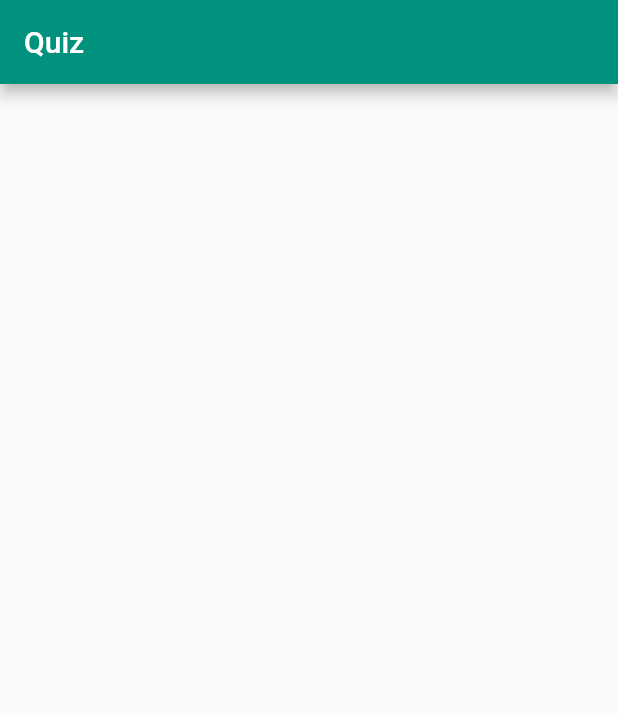
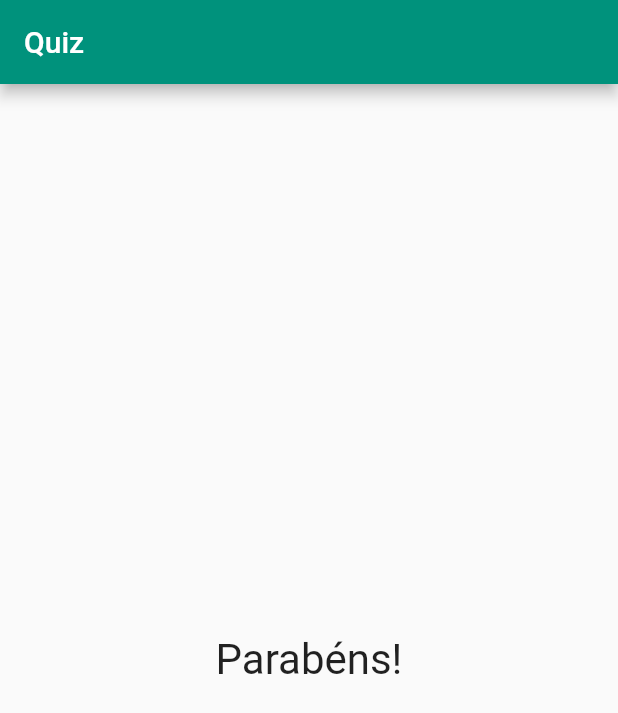
Before and after one commit to LucasFrts/QuizApp, a Flutter app: the screen it shows after launch, after a tap on "Azul", after a tap on "Gato", after a tap on "Refrigerante", on a phone screen of 412 x 824 dp. Shown: the top 713 px of the screen. Run offline on Flutter 3.47's test engine with Material 2 defaults, Android fonts, the phone set to English and light mode, and no system bars.

Commit message:
componentização

```diff
--- /dev/null
+++ b/lib/Questionary.dart
@@ -0,0 +1,18 @@
+import 'package:flutter/material.dart';
+import 'Question.dart';
+import './Button.dart';
+
+class Questionary extends StatelessWidget {
+  final List<String> answers;
+  final String question;
+  final void Function() _responder;
+  const Questionary(this.question, this.answers, this._responder,{super.key});
+
+  @override
+  Widget build(BuildContext context) {
+    return Column(children: [
+      Question(question),
+      ...answers.map((texto)  =>  Button(texto, _responder)).toList()
+    ],);
+  }
+}
--- /dev/null
+++ b/lib/Result.dart
@@ -0,0 +1,11 @@
+import 'package:flutter/material.dart';
+
+
+class Result extends StatelessWidget {
+  const Result({super.key});
+
+  @override
+  Widget build(BuildContext context) {
+    return const Center(child: Text("Parabéns!", style: TextStyle(fontSize: 28),));
+}
+}
--- a/lib/main.dart
+++ b/lib/main.dart
@@ -1,8 +1,7 @@
 
 import 'package:flutter/material.dart';
-import 'Question.dart';
-import './Button.dart';
-
+import 'Questionary.dart';
+import 'Result.dart';
 main()=>runApp(const QuizApp());
 
 class _QuizState extends State<QuizApp>{
@@ -47,12 +46,11 @@ class _QuizState extends State<QuizApp>{
     return MaterialApp(
       home: Scaffold(
         appBar: AppBar(
-          title: const Text('Quiz'), backgroundColor: const Color.fromARGB(255, 0, 146, 124),
+          title: const Text('Quiz', textAlign: TextAlign.center), backgroundColor: const Color.fromARGB(255, 0, 146, 124),
         ),
-        body: hasQuestion ? Column(children: [
-            Question(_askAndAnswers[_selectedQuestion]['pergunta'] as String),
-            ...answers.map((texto)  =>  Button(texto, _responder)).toList()
-          ]) : null
+        body: hasQuestion ?
+            Questionary(_askAndAnswers[_selectedQuestion]['pergunta'] as String, answers, _responder)
+           : const Result()
       ),
 
     );
```
